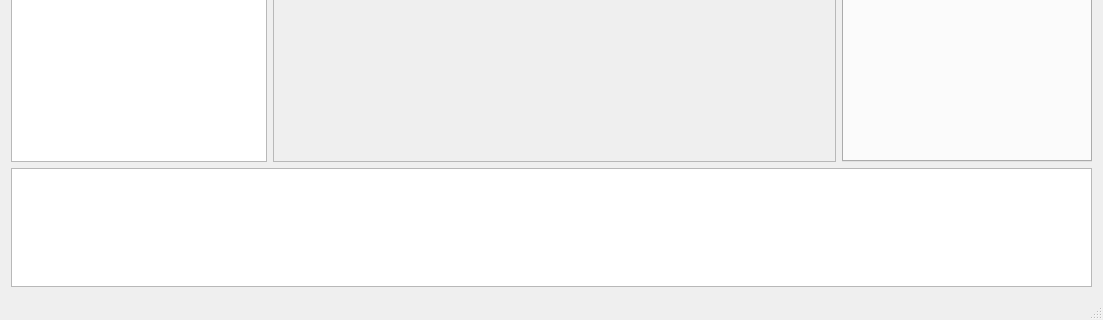
Old version of the form trajectory-editor/forms/mainwindow.ui in the repository RaV001/RouteEditor; both pictures show x 0 to 1103 and y 385 to 705 of the 1103 by 705 pixel window.
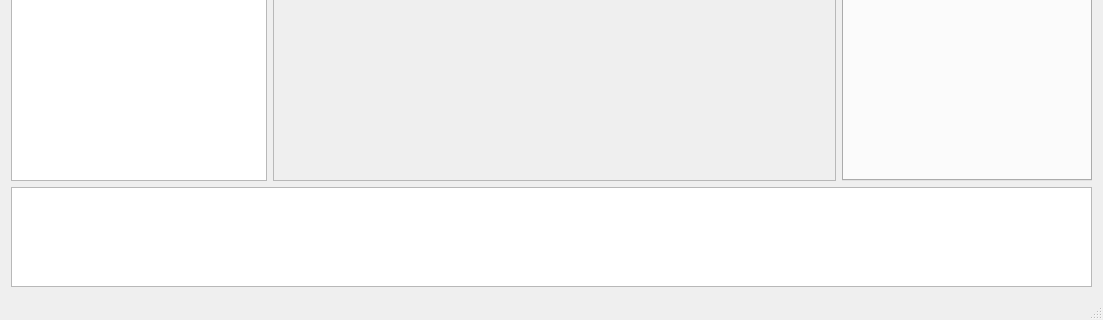
New version of the form.

Diff of the .ui file:
```diff
--- a/trajectory-editor/forms/mainwindow.ui
+++ b/trajectory-editor/forms/mainwindow.ui
@@ -91,7 +91,20 @@
          </layout>
         </item>
         <item>
-         <widget class="QListWidget" name="listWidget"/>
+         <widget class="QListWidget" name="listWidget">
+          <property name="sizePolicy">
+           <sizepolicy hsizetype="Expanding" vsizetype="Expanding">
+            <horstretch>0</horstretch>
+            <verstretch>0</verstretch>
+           </sizepolicy>
+          </property>
+          <property name="maximumSize">
+           <size>
+            <width>16777215</width>
+            <height>100</height>
+           </size>
+          </property>
+         </widget>
         </item>
        </layout>
       </item>
```
